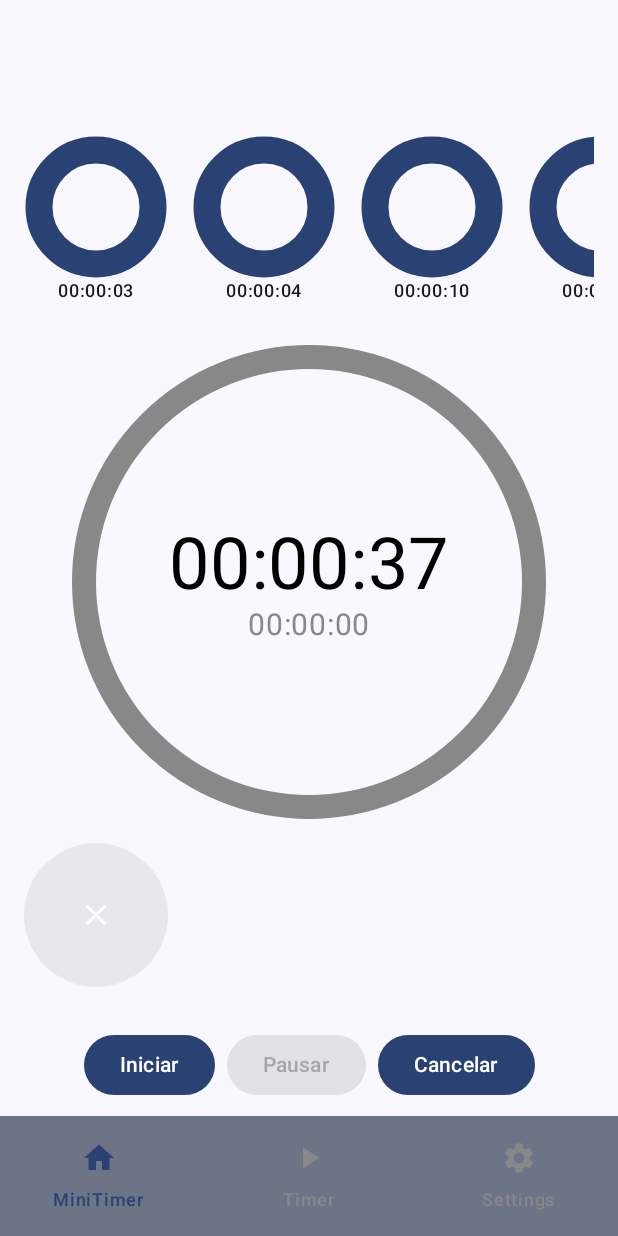
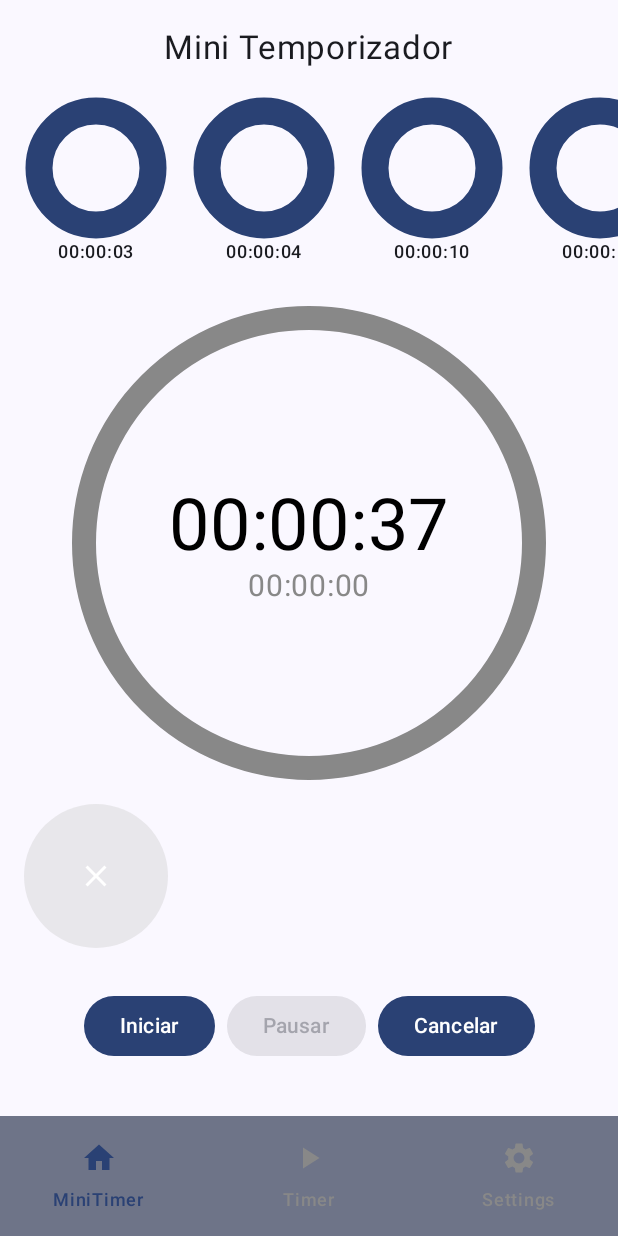
Before and after one commit to Lejomarti/MiniTimersApp, an Android app built with Jetpack Compose: the screen it shows after launch (MainActivity), on a phone screen of 412 x 824 dp. Run offline under Robolectric (Android 15) with nearby library versions, the phone set to English and light mode, and no system bars.

Commit message:
NavController implemented. navigation folder created screens folder created navigation buttons (plusIcon and TopAppBar backArrowIcon)

```diff
--- a/app/build.gradle.kts
+++ b/app/build.gradle.kts
@@ -50,6 +50,9 @@ android {
 }
 
 dependencies {
+    val nav_version = "2.8.0"
+
+    implementation("androidx.navigation:navigation-compose:$nav_version")
 
     implementation(libs.androidx.core.ktx)
     implementation(libs.androidx.lifecycle.runtime.ktx)
--- a/app/src/main/java/com/alejo/minitimers/MainActivity.kt
+++ b/app/src/main/java/com/alejo/minitimers/MainActivity.kt
@@ -14,7 +14,8 @@ import androidx.compose.runtime.Composable
 import androidx.compose.ui.Modifier
 import androidx.compose.ui.tooling.preview.Preview
 import androidx.compose.ui.unit.dp
-import com.alejo.minitimers.ui.MiniTimerScreen
+import com.alejo.minitimers.navigation.AppNavigation
+import com.alejo.minitimers.ui.BottomNavBar
 import com.alejo.minitimers.ui.theme.MiniTimersTheme
 
 class MainActivity : ComponentActivity() {
@@ -23,29 +24,23 @@ class MainActivity : ComponentActivity() {
         enableEdgeToEdge()
         setContent {
             MiniTimersTheme {
-                MiniTimerScreen()
+                MiniTimersApp()
             }
         }
     }
 }
 
-@OptIn(ExperimentalMaterial3Api::class)
+
 @Composable
 fun MiniTimersApp() {
     Scaffold(
-        topBar = {
-            androidx.compose.material3.TopAppBar(
-                title = { Text("Temporizador Programable") }
-            )
-        }
+        bottomBar = { BottomNavBar() },
     ) { paddingValues -> // paddingValues es necesario para evitar errores de contenido
         Surface(
             modifier = Modifier
                 .fillMaxSize()
-                .padding(paddingValues)
-                .padding(16.dp), // Padding adicional
         ) {
-            MiniTimerScreen()
+            AppNavigation()
         }
     }
 }
--- /dev/null
+++ b/app/src/main/java/com/alejo/minitimers/navigation/AppNavigation.kt
@@ -0,0 +1,21 @@
+package com.alejo.minitimers.navigation
+
+import androidx.compose.runtime.Composable
+import androidx.navigation.compose.NavHost
+import androidx.navigation.compose.composable
+import androidx.navigation.compose.rememberNavController
+import com.alejo.minitimers.screens.AddTimerScreen
+import com.alejo.minitimers.screens.MiniTimersScreen
+
+@Composable
+fun AppNavigation(){
+    val navController = rememberNavController()
+    NavHost(navController = navController, startDestination = AppScreens.MiniTimersScreen.route){
+        composable(route = AppScreens.MiniTimersScreen.route){
+            MiniTimersScreen(navController)
+        }
+        composable(route = AppScreens.AddTimerScreen.route){
+            AddTimerScreen(navController)
+        }
+    }
+}
--- /dev/null
+++ b/app/src/main/java/com/alejo/minitimers/navigation/AppScreens.kt
@@ -0,0 +1,6 @@
+package com.alejo.minitimers.navigation
+
+sealed class AppScreens(val route: String) {
+    object MiniTimersScreen : AppScreens ("mini_timer_screen")
+    object AddTimerScreen : AppScreens ("Add_timer_screen")
+}
--- a/app/src/main/java/com/alejo/minitimers/ui/MiniTimerScreen.kt
+++ b/app/src/main/java/com/alejo/minitimers/screens/MiniTimersScreen.kt
@@ -1,8 +1,7 @@
-package com.alejo.minitimers.ui
+package com.alejo.minitimers.screens
 
 import android.os.CountDownTimer
 import android.util.Log
-import androidx.compose.foundation.Canvas
 import androidx.compose.foundation.layout.*
 import androidx.compose.material3.*
 import androidx.compose.runtime.*
@@ -10,17 +9,18 @@ import androidx.compose.ui.Alignment
 import androidx.compose.ui.unit.dp
 import androidx.compose.ui.Modifier
 import androidx.compose.ui.graphics.Color
-import androidx.compose.ui.graphics.StrokeCap
-import androidx.compose.ui.graphics.drawscope.Stroke
 import androidx.compose.ui.tooling.preview.Preview
+import androidx.navigation.NavController
 import com.alejo.minitimers.data.Timer
 import com.alejo.minitimers.data.timersList
+import com.alejo.minitimers.navigation.AppNavigation
+import com.alejo.minitimers.ui.TimerRing
+import com.alejo.minitimers.ui.TimersCarousel
+import com.alejo.minitimers.ui.TopBar
 import com.alejo.minitimers.ui.theme.MiniTimersTheme
 
 @Composable
-fun MiniTimerScreen(
-
-) {
+fun MiniTimersScreen(navController:NavController) {
 //    val HardCodedTime = 10000L
 
     var wasInitialized by remember { mutableStateOf(false) }
@@ -84,7 +84,6 @@ fun MiniTimerScreen(
 
     fun pauseTimer() {
         countDownTimer?.cancel()
-//        countDownTimer = null
         isRunning = false
         isPaused = true
     }
@@ -129,17 +128,20 @@ fun MiniTimerScreen(
 
     // Pantalla del temporizador
 
-    Scaffold(bottomBar = {    BottomNavBar()}) {
-        padding ->
+    Scaffold(
+        topBar = { TopBar() }
+    ) {
+            paddingValues ->
     Column(
         modifier = Modifier
             .fillMaxSize()
-            .padding(16.dp),
+            .padding(paddingValues),
         horizontalAlignment = Alignment.CenterHorizontally,
-        verticalArrangement = Arrangement.Center
+        verticalArrangement = Arrangement.Top,
+
     ) {
         //primer carousel
-        TimersCarousel(timers = upperList, MaterialTheme.colorScheme.primary, enabled = true)
+        TimersCarousel(timers = upperList, MaterialTheme.colorScheme.primary, enabled = true, navController )
         Spacer(modifier = Modifier.height(24.dp))
 
         TimerRing(
@@ -155,7 +157,7 @@ fun MiniTimerScreen(
         Spacer(modifier = Modifier.height(24.dp))
 
         //segundo carousel
-        TimersCarousel(timers = lowerList, color = Color.LightGray, enabled = false)
+        TimersCarousel(timers = lowerList, color = Color.LightGray, enabled = false,navController)
 
         Row(horizontalArrangement = Arrangement.spacedBy(8.dp)) {
             Button(
@@ -187,11 +189,7 @@ fun MiniTimerScreen(
 
 
     }
-
 }}
-
-
-
 
 fun formatTime(timeMillis: Long): String {
     val hours = (timeMillis / 1000) / 3600
@@ -204,6 +202,6 @@ fun formatTime(timeMillis: Long): String {
 @Composable
 fun MinitimerScreenPreview() {
     MiniTimersTheme {
-        MiniTimerScreen()
+        AppNavigation()
     }
 }
--- a/app/src/main/java/com/alejo/minitimers/ui/TimersCarousel.kt
+++ b/app/src/main/java/com/alejo/minitimers/ui/TimersCarousel.kt
@@ -2,7 +2,6 @@ package com.alejo.minitimers.ui
 
 import androidx.compose.foundation.Canvas
 import androidx.compose.foundation.background
-import androidx.compose.foundation.border
 import androidx.compose.foundation.layout.*
 import androidx.compose.foundation.lazy.LazyRow
 import androidx.compose.foundation.lazy.items
@@ -15,6 +14,7 @@ import androidx.compose.material3.IconButton
 import androidx.compose.material3.MaterialTheme
 import androidx.compose.material3.Surface
 import androidx.compose.material3.Text
+import androidx.compose.material3.VerticalDivider
 import androidx.compose.runtime.Composable
 import androidx.compose.ui.Alignment
 import androidx.compose.ui.Modifier
@@ -22,8 +22,12 @@ import androidx.compose.ui.graphics.Color
 import androidx.compose.ui.graphics.drawscope.Stroke
 import androidx.compose.ui.tooling.preview.Preview
 import androidx.compose.ui.unit.dp
+import androidx.navigation.NavController
 import com.alejo.minitimers.data.Timer
 import com.alejo.minitimers.data.timersList
+import com.alejo.minitimers.navigation.AppNavigation
+import com.alejo.minitimers.navigation.AppScreens
+import com.alejo.minitimers.screens.formatTime
 import com.alejo.minitimers.ui.theme.MiniTimersTheme
 
 fun onAddClick() {
@@ -31,17 +35,32 @@ fun onAddClick() {
 }
 
 @Composable
-fun TimersCarousel(timers: List<Timer>, color: Color, enabled: Boolean) {
+fun TimersCarousel(
+    timers: List<Timer>,
+    color: Color,
+    enabled: Boolean,
+    navController: NavController?
+) {
     LazyRow(
         horizontalArrangement = Arrangement.spacedBy(16.dp),
         modifier = Modifier.fillMaxWidth()
     ) {
+        item {
+            Box(modifier = Modifier
+                .width(0.dp)
+                .height(60.dp))
+        }
 
         items(timers) { timer ->
             TimerCard(timeText = timer.time, color = color)
         }
         item {
-            PlusIcon(enabled)
+            PlusIcon(enabled, navController)
+        }
+        item {
+            Box(modifier = Modifier
+                .width(0.dp)
+                .height(60.dp))
         }
     }
 }
@@ -84,8 +103,8 @@ fun TimerCard(timeText: Long, color: Color) {
 
 
 @Composable
-fun PlusIcon(enabled: Boolean) {
-    if(!enabled) {
+fun PlusIcon(enabled: Boolean, navController: NavController?) {
+    if (!enabled) {
         Box(
             modifier = Modifier
                 .height(124.dp)
@@ -105,10 +124,11 @@ fun PlusIcon(enabled: Boolean) {
                 )
             }
         }
-    }
-    else {
+    } else {
         IconButton(
-            onClick = { onAddClick() }, // Acción para añadir temporizador
+            onClick = {
+                navController?.navigate(route = AppScreens.AddTimerScreen.route)
+            }, // Acción para añadir temporizador
             modifier = Modifier
                 .size(96.dp)
                 .background(Color.Gray, CircleShape)
@@ -130,7 +150,8 @@ fun MinitimersCarouselPreview() {
         TimersCarousel(
             timers = timersList,
             color = MaterialTheme.colorScheme.primary,
-            enabled = true
+            enabled = true,
+            navController = null
         )
     }
 }
--- /dev/null
+++ b/app/src/main/java/com/alejo/minitimers/ui/TopBar.kt
@@ -0,0 +1,19 @@
+package com.alejo.minitimers.ui
+
+import androidx.compose.foundation.background
+import androidx.compose.material3.CenterAlignedTopAppBar
+import androidx.compose.material3.ExperimentalMaterial3Api
+import androidx.compose.material3.MaterialTheme
+import androidx.compose.material3.Text
+import androidx.compose.material3.TopAppBar
+import androidx.compose.runtime.Composable
+import androidx.compose.ui.Modifier
+
+
+@OptIn(ExperimentalMaterial3Api::class)
+@Composable
+fun TopBar(){
+    CenterAlignedTopAppBar(
+        title = { Text("Mini Temporizador") }
+    )
+}
```
Also changed, not shown: app/src/main/java/com/alejo/minitimers/screens/AddTimerScreen.kt (added, +111 -0 lines).
